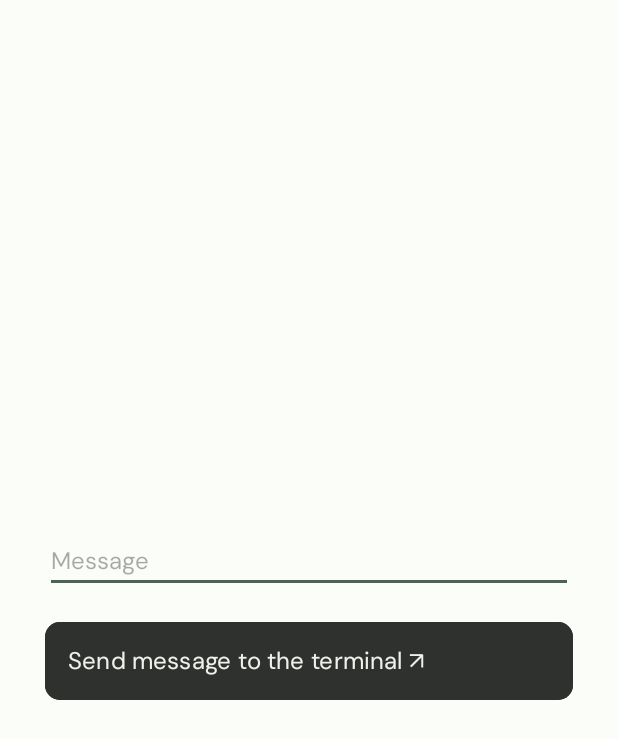
After one commit to cynex0/wiomote, an Android app: the layout mqtt.xml on its own in the app's theme, with its tools: preview values and no code run, on a phone screen of 412 x 824 dp. The commit adds this screen. Shown: the top 739 px of the screen. Run offline under Robolectric (Android 15) with nearby library versions, the phone set to English and light mode, and no system bars.

Commit message:
#14 Move MQTT testing to separate activity

```diff
--- a/app/src/main/AndroidManifest.xml
+++ b/app/src/main/AndroidManifest.xml
@@ -29,6 +29,11 @@
             android:name=".activities.Setup"
             android:exported="true"
             android:windowSoftInputMode="adjustPan" />
+
+        <activity
+            android:name=".activities.Mqtt"
+            android:exported="true"
+            android:windowSoftInputMode="adjustPan" />
     </application>
 
 </manifest>
--- a/app/src/main/java/se/gu/wiomote/activities/Main.java
+++ b/app/src/main/java/se/gu/wiomote/activities/Main.java
@@ -19,5 +19,9 @@ public class Main extends AppCompatActivity {
 
             startActivity(intent);
         });
+
+        findViewById(R.id.mqtt).setOnClickListener(v -> {
+            startActivity(new Intent(Main.this, Mqtt.class));
+        });
     }
 }
--- /dev/null
+++ b/app/src/main/res/layout/mqtt.xml
@@ -0,0 +1,54 @@
+<?xml version="1.0" encoding="utf-8"?>
+<androidx.core.widget.NestedScrollView xmlns:android="http://schemas.android.com/apk/res/android"
+    xmlns:app="http://schemas.android.com/apk/res-auto"
+    xmlns:tools="http://schemas.android.com/tools"
+    android:layout_width="match_parent"
+    android:layout_height="match_parent"
+    android:clipToPadding="false"
+    android:fadingEdge="vertical"
+    android:fadingEdgeLength="@dimen/large_margin"
+    android:fillViewport="true"
+    android:overScrollMode="never"
+    android:requiresFadingEdge="vertical">
+
+    <LinearLayout
+        android:id="@+id/container"
+        android:layout_width="match_parent"
+        android:layout_height="wrap_content"
+        android:animateLayoutChanges="true"
+        android:divider="@drawable/empty_divider"
+        android:gravity="center_vertical"
+        android:orientation="vertical"
+        android:paddingStart="@dimen/default_margin"
+        android:paddingTop="@dimen/large_margin"
+        android:paddingEnd="@dimen/default_margin"
+        android:paddingBottom="@dimen/large_margin"
+        android:showDividers="middle">
+
+        <EditText
+            android:id="@+id/mqttMessage"
+            android:layout_width="match_parent"
+            android:layout_height="wrap_content"
+            android:fontFamily="@font/dmsans_regular"
+            android:hint="@string/message"
+            android:inputType="text"
+            android:textSize="16sp" />
+
+        <com.google.android.material.button.MaterialButton
+            android:id="@+id/mqttSend"
+            android:layout_width="match_parent"
+            android:layout_height="wrap_content"
+            android:backgroundTint="@color/button_tint"
+            android:enabled="false"
+            android:fontFamily="@font/dmsans_regular"
+            android:gravity="start|center_vertical"
+            android:lineHeight="@dimen/button_text_size"
+            android:padding="@dimen/button_padding"
+            android:text="@string/mqtt_send"
+            android:textColor="@color/button_content_tint"
+            android:textSize="@dimen/button_text_size"
+            app:cornerRadius="@dimen/button_corner_radius"
+            tools:ignore="RtlHardcoded" />
+    </LinearLayout>
+
+</androidx.core.widget.NestedScrollView>
```
Also changed, not shown: app/src/main/java/se/gu/wiomote/activities/Mqtt.java (added, +34 -0 lines), app/src/main/java/se/gu/wiomote/activities/Setup.java (+0 -13 lines), app/src/main/res/layout/main.xml (+13 -1 lines), app/src/main/res/layout/setup.xml (+0 -25 lines).
